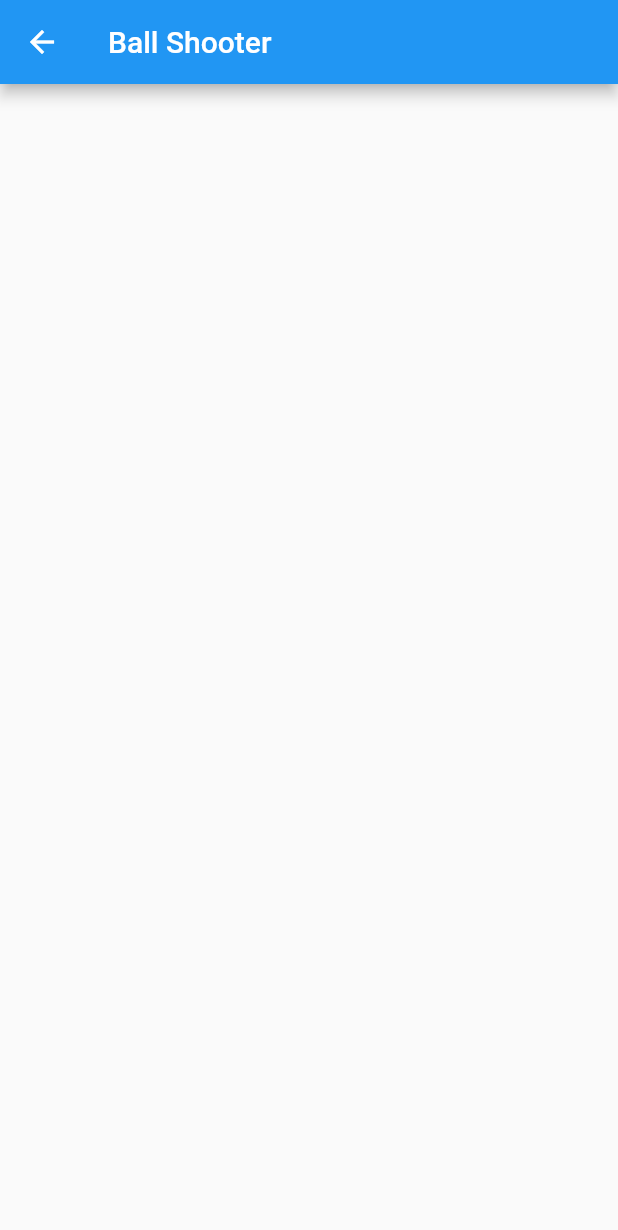
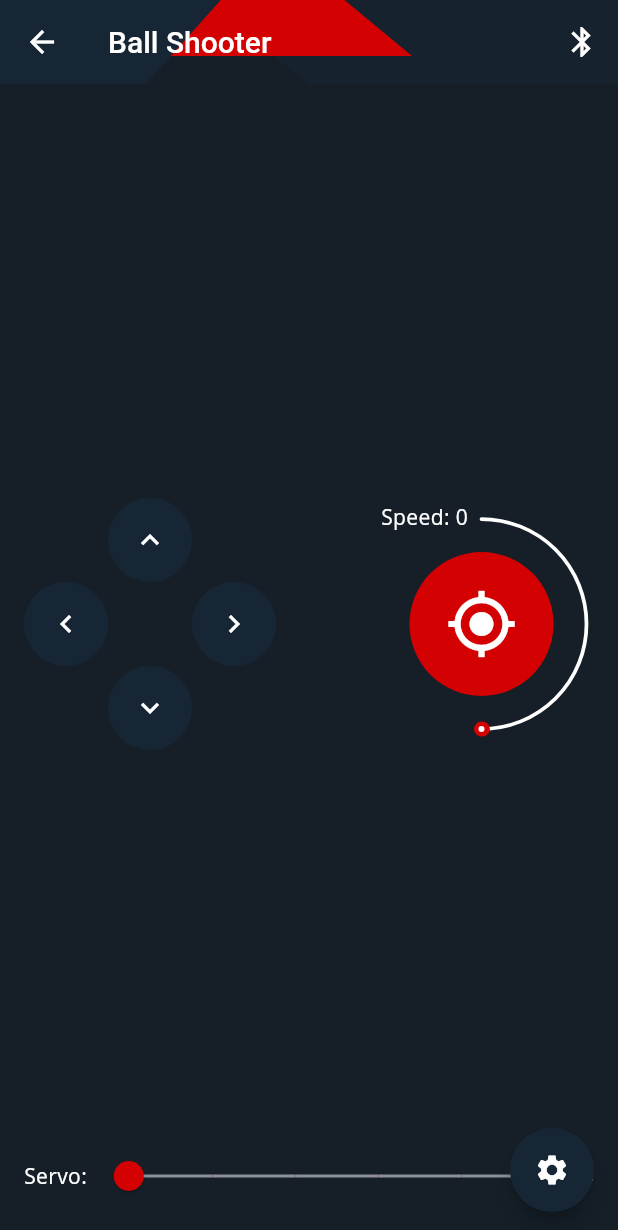
Before and after one commit to erobotkh/erobot_mobile, a Flutter app: the BallShooterScreen screen opened directly, on a phone screen of 412 x 824 dp. Shown: the top 1230 px of the screen. Run offline on Flutter 3.47's test engine with Material 2 defaults, Android fonts, the phone set to English and light mode, and no system bars; drawn by our look-alikes of sleek_circular_slider; our stand-ins replace easy_localization, flutter_hooks, hooks_riverpod, shared_preferences; missing offline and left inert: decorated_icon; accounts and stored records are empty.

Commit message:
close #24 ball shooter screen

```diff
--- a/lib/app.dart
+++ b/lib/app.dart
@@ -2,7 +2,6 @@ import 'package:erobot/screens/app_bar_main_screen.dart';
 import 'package:flutter/material.dart';
 
 import 'constant/theme_constant.dart';
-import 'screens/landing_screen.dart';
 
 class App extends StatelessWidget {
   @override
--- a/lib/models/home_card_model.dart
+++ b/lib/models/home_card_model.dart
@@ -1,6 +1,6 @@
 import 'package:erobot/constant/theme_constant.dart';
 import 'package:erobot/screens/home/arduino_car_screen.dart';
-import 'package:erobot/screens/home/ballshooter_screen.dart';
+import 'package:erobot/screens/home/ball_shooter/ballshooter_screen.dart';
 import 'package:erobot/screens/home/ir_remoter_screen.dart';
 import 'package:erobot/screens/home/members_page.dart';
 import 'package:erobot/screens/home/reputations_page.dart';
--- /dev/null
+++ b/lib/screens/home/ball_shooter/ballshooter_screen.dart
@@ -0,0 +1,101 @@
+import 'package:erobot/config/config_constant.dart';
+import 'package:erobot/screens/home/ball_shooter/local_widget/pad_bottons.dart';
+import 'package:erobot/screens/home/ball_shooter/local_widget/customer_app_bar.dart';
+import 'package:flutter/material.dart';
+import 'package:flutter_hooks/flutter_hooks.dart';
+
+import 'local_widget/circular_slider.dart';
+
+class BallShooterScreen extends HookWidget {
+  @override
+  Widget build(BuildContext context) {
+    final servoSpeed = useState<int>(0);
+    return Scaffold(
+      backgroundColor: Theme.of(context).colorScheme.background,
+      floatingActionButton: FloatingActionButton(
+        backgroundColor: Theme.of(context).colorScheme.surface,
+        child: Icon(
+          Icons.settings,
+          color: Theme.of(context).colorScheme.onSurface,
+        ),
+        onPressed: () {
+          print('setting');
+        },
+      ),
+      appBar: CustomerAppBar(
+        title: 'Ball Shooter',
+        action: [
+          IconButton(
+            icon: Icon(
+              Icons.bluetooth,
+              color: Colors.white,
+            ),
+            onPressed: () => print('bluetooth'),
+          ),
+        ],
+      ),
+      body: SafeArea(
+        child: Padding(
+          padding: const EdgeInsets.all(ConfigConstant.margin2),
+          child: Column(
+            mainAxisAlignment: MainAxisAlignment.end,
+            crossAxisAlignment: CrossAxisAlignment.center,
+            children: [
+              Expanded(
+                child: Row(
+                  crossAxisAlignment: CrossAxisAlignment.center,
+                  mainAxisAlignment: MainAxisAlignment.spaceBetween,
+                  children: [
+                    PadButtons(
+                      onLeft: () => print('onLeft'),
+                      onRight: () => print('onRight'),
+                      onUp: () => print('onUp'),
+                      onDown: () => print('onDown'),
+                    ),
+                    CircularSlider(),
+                  ],
+                ),
+              ),
+              _buildServoSpeedSlider(context, servoSpeed),
+            ],
+          ),
+        ),
+      ),
+    );
+  }
+
+  Container _buildServoSpeedSlider(
+      BuildContext context, ValueNotifier<int> servoSpeed) {
+    return Container(
+      width: 400,
+      child: Row(
+        mainAxisAlignment: MainAxisAlignment.center,
+        crossAxisAlignment: CrossAxisAlignment.center,
+        children: [
+          Text('Servo: '),
+          Expanded(
+            child: SliderTheme(
+              data: SliderTheme.of(context).copyWith(
+                activeTrackColor: Theme.of(context).colorScheme.primaryVariant,
+                inactiveTrackColor: Theme.of(context).colorScheme.secondary,
+                thumbColor: Theme.of(context).colorScheme.primary,
+                trackShape: RectangularSliderTrackShape(),
+                trackHeight: 2,
+              ),
+              child: Slider(
+                value: servoSpeed.value.toDouble(),
+                min: 0,
+                max: 5,
+                divisions: 5,
+                onChanged: (value) {
+                  servoSpeed.value = value.toInt();
+                },
+              ),
+            ),
+          ),
+          Text('${servoSpeed.value}'),
+        ],
+      ),
+    );
+  }
+}
--- /dev/null
+++ b/lib/screens/home/ball_shooter/local_widget/circular_slider.dart
@@ -0,0 +1,78 @@
+import 'package:erobot/config/config_constant.dart';
+import 'package:flutter/material.dart';
+import 'package:sleek_circular_slider/sleek_circular_slider.dart';
+
+class CircularSlider extends StatelessWidget {
+  final Color? color;
+  final void Function()? onTap;
+  final IconData? icon;
+
+  const CircularSlider({
+    this.color,
+    this.onTap,
+    this.icon,
+    Key? key,
+  }) : super(key: key);
+
+  @override
+  Widget build(BuildContext context) {
+    return SleekCircularSlider(
+      appearance: _buildSliderAppearance(context),
+      innerWidget: (value) {
+        return _buildInnerWidget(value, context);
+      },
+      initialValue: 0,
+      min: 0,
+      max: 5,
+      onChange: (value) {
+        print(value);
+      },
+    );
+  }
+
+  Stack _buildInnerWidget(double value, BuildContext context) {
+    return Stack(
+      children: [
+        Transform.translate(
+          child: Text('Speed: ${value.toInt()}'),
+          offset: Offset(8, -6),
+        ),
+        Center(
+          child: Container(
+            height: ConfigConstant.objectHeight5,
+            width: ConfigConstant.objectHeight5,
+            decoration: BoxDecoration(
+              color: color ?? Theme.of(context).colorScheme.primary,
+              shape: BoxShape.circle,
+            ),
+            child: IconButton(
+              icon: Icon(
+                icon ?? Icons.gps_fixed,
+                size: ConfigConstant.iconSize4,
+                color: Theme.of(context).colorScheme.onSurface,
+              ),
+              onPressed: () {
+                print('shoot.....');
+              },
+            ),
+          ),
+        ),
+      ],
+    );
+  }
+
+  CircularSliderAppearance _buildSliderAppearance(BuildContext context) {
+    return CircularSliderAppearance(
+      startAngle: 90,
+      angleRange: 180,
+      counterClockwise: true,
+      customColors: CustomSliderColors(
+        trackColor: Theme.of(context).colorScheme.onSurface,
+        progressBarColor: color ?? Theme.of(context).colorScheme.primary,
+      ),
+      customWidths: CustomSliderWidths(
+        progressBarWidth: 10,
+      ),
+    );
+  }
+}
--- /dev/null
+++ b/lib/screens/home/ball_shooter/local_widget/customer_app_bar.dart
@@ -0,0 +1,89 @@
+import 'package:flutter/material.dart';
+
+class CustomerAppBar extends StatelessWidget implements PreferredSizeWidget {
+  final String title;
+  final List<Widget>? action;
+  final Color? color;
+  final AppBar? appBar;
+
+  const CustomerAppBar(
+      {Key? key, required this.title, this.action, this.appBar, this.color})
+      : super(key: key);
+  @override
+  Widget build(BuildContext context) {
+    double appBarHeight = AppBar().preferredSize.height;
+    return AppBar(
+      centerTitle: false,
+      elevation: 0,
+      backgroundColor: Theme.of(context).colorScheme.background,
+      leading: IconButton(
+        icon: Icon(
+          Icons.arrow_back,
+          color: Colors.white,
+        ),
+        onPressed: () => Navigator.pop(context),
+      ),
+      actions: action,
+      title: Text(title),
+      flexibleSpace: Container(
+        color: Theme.of(context).colorScheme.background,
+        width: double.infinity,
+        height: appBarHeight * 2,
+        child: CustomPaint(
+          painter: AppBarPainter(context),
+        ),
+      ),
+    );
+  }
+
+  @override
+  Size get preferredSize =>
+      new Size.fromHeight(appBar?.preferredSize.height ?? kToolbarHeight);
+}
+
+class AppBarPainter extends CustomPainter {
+  final BuildContext context;
+
+  AppBarPainter(this.context);
+  @override
+  void paint(Canvas canvas, Size size) {
+    final paint = Paint();
+
+    // CONTAINER RIGHT
+    paint.color = Theme.of(context).colorScheme.surface.withOpacity(0.4);
+    var path3 = Path();
+
+    path3.lineTo(size.width / 2 - 70, 0);
+    path3.lineTo(size.width / 2, size.height);
+    path3.lineTo(size.width, size.height);
+    path3.lineTo(size.width, 0);
+
+    canvas.drawPath(path3, paint);
+    path3.close();
+
+    // CONTAINER MIDDLE
+    paint.color = Theme.of(context).colorScheme.primary;
+    var path2 = Path();
+
+    path2.lineTo(0, size.height / 1.5);
+    path2.lineTo(size.width / 1.5, size.height / 1.5);
+    path2.lineTo(size.width / 1.5 - 45, 0);
+
+    canvas.drawPath(path2, paint);
+    path2.close();
+
+    // CONTAINER LEFT
+    paint.color = Theme.of(context).colorScheme.surface;
+    var path = Path();
+
+    path.lineTo(0, size.height);
+    path.lineTo(size.width / 2.8 - 50, size.height);
+    path.lineTo(size.width / 2.8, 0);
+    canvas.drawPath(path, paint);
+
+    path.close();
+  }
+
+  @override
+  bool shouldRepaint(CustomPainter oldDelegate) => false;
+}
--- /dev/null
+++ b/lib/screens/home/ball_shooter/local_widget/pad_bottons.dart
@@ -0,0 +1,78 @@
+import 'package:erobot/config/config_constant.dart';
+import 'package:flutter/material.dart';
+
+class PadButtons extends StatelessWidget {
+  final void Function()? onLeft;
+  final void Function()? onUp;
+  final void Function()? onRight;
+  final void Function()? onDown;
+
+  const PadButtons({
+    Key? key,
+    this.onLeft,
+    this.onUp,
+    this.onRight,
+    this.onDown,
+  }) : super(key: key);
+  @override
+  Widget build(BuildContext context) {
+    return Container(
+      height: 168,
+      width: 168,
+      child: Row(
+        crossAxisAlignment: CrossAxisAlignment.center,
+        mainAxisAlignment: MainAxisAlignment.spaceBetween,
+        children: [
+          _buildPadButton(
+            context: context,
+            icon: Icons.keyboard_arrow_left,
+            onTap: onLeft,
+          ),
+          Column(
+            mainAxisAlignment: MainAxisAlignment.spaceBetween,
+            children: [
+              _buildPadButton(
+                context: context,
+                icon: Icons.keyboard_arrow_up,
+                onTap: onUp,
+              ),
+              _buildPadButton(
+                context: context,
+                icon: Icons.keyboard_arrow_down,
+                onTap: onDown,
+              ),
+            ],
+          ),
+          _buildPadButton(
+            context: context,
+            icon: Icons.keyboard_arrow_right,
+            onTap: onRight,
+          ),
+        ],
+      ),
+    );
+  }
+
+  _buildPadButton({
+    required BuildContext context,
+    required IconData icon,
+    void Function()? onTap,
+  }) {
+    return Container(
+      width: 56,
+      height: 56,
+      decoration: BoxDecoration(
+        color: Theme.of(context).colorScheme.surface,
+        shape: BoxShape.circle,
+      ),
+      child: IconButton(
+        icon: Icon(
+          icon,
+          size: ConfigConstant.iconSize2,
+          color: Colors.white,
+        ),
+        onPressed: onTap,
+      ),
+    );
+  }
+}
--- a/lib/screens/home/ball_shooter_screen.dart
+++ /dev/null
@@ -1,12 +0,0 @@
-import 'package:flutter/material.dart';
-
-class BallShotterScreen extends StatelessWidget {
-  @override
-  Widget build(BuildContext context) {
-    return Scaffold(
-      appBar: AppBar(
-        title: Text('ball shotter '),
-      ),
-    );
-  }
-}
--- a/lib/screens/home/ballshooter_screen.dart
+++ /dev/null
@@ -1,12 +0,0 @@
-import 'package:flutter/material.dart';
-
-class BallShooterScreen extends StatelessWidget {
-  @override
-  Widget build(BuildContext context) {
-    return Scaffold(
-      appBar: AppBar(
-        title: Text('Ball Shooter'),
-      ),
-    );
-  }
-}
--- a/lib/screens/home/ir_remoter_screen.dart
+++ b/lib/screens/home/ir_remoter_screen.dart
@@ -2,7 +2,6 @@ import 'package:erobot/config/config_constant.dart';
 import 'package:erobot/models/remoter_button_model.dart';
 import 'package:flutter/material.dart';
 import 'package:flutter_staggered_grid_view/flutter_staggered_grid_view.dart';
-import 'package:flutter_svg/flutter_svg.dart';
 
 class IRRemoterScreen extends StatelessWidget {
   @override
--- a/lib/screens/landing_screen.dart
+++ b/lib/screens/landing_screen.dart
@@ -1,5 +1,3 @@
-import 'package:erobot/config/tab_bar_config.dart';
-import 'package:erobot/screens/app_bar_main_screen.dart';
 import 'package:flutter/material.dart';
 
 class LandingScreen extends StatelessWidget {
--- a/pubspec.yaml
+++ b/pubspec.yaml
@@ -37,6 +37,7 @@ dependencies:
   flutter_staggered_grid_view: ^0.4.0
   decorated_icon: ^1.2.0
   flutter_svg: ^0.22.0
+  sleek_circular_slider: ^2.0.0
 
   cupertino_icons: ^1.0.3
 
```
Also changed, not shown: pubspec.lock.
